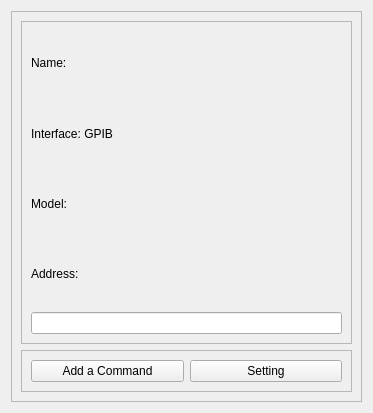
Before: the Qt Designer form GUI/ui_files/gpib_instrument_device_wid.ui in YeonungK/YonKu, drawn with Qt 5.
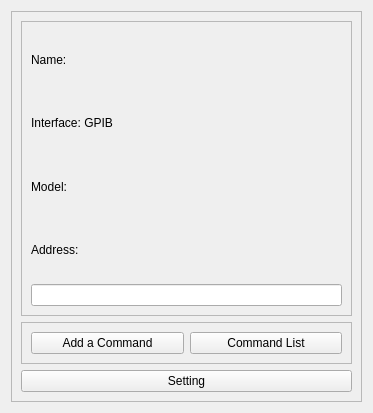
After: the same form once the commit is applied.

Patch:
```diff
--- a/GUI/ui_files/gpib_instrument_device_wid.ui
+++ b/GUI/ui_files/gpib_instrument_device_wid.ui
@@ -96,15 +96,22 @@
           </widget>
          </item>
          <item>
-          <widget class="QPushButton" name="settingButton">
+          <widget class="QPushButton" name="commandListButton">
            <property name="text">
-            <string>Setting</string>
+            <string>Command List</string>
            </property>
           </widget>
          </item>
         </layout>
        </widget>
       </item>
+      <item>
+       <widget class="QPushButton" name="settingButton">
+        <property name="text">
+         <string>Setting</string>
+        </property>
+       </widget>
+      </item>
      </layout>
     </widget>
    </item>
```
Left out of the diff: 2 changed lines with no effect on the pictures.
